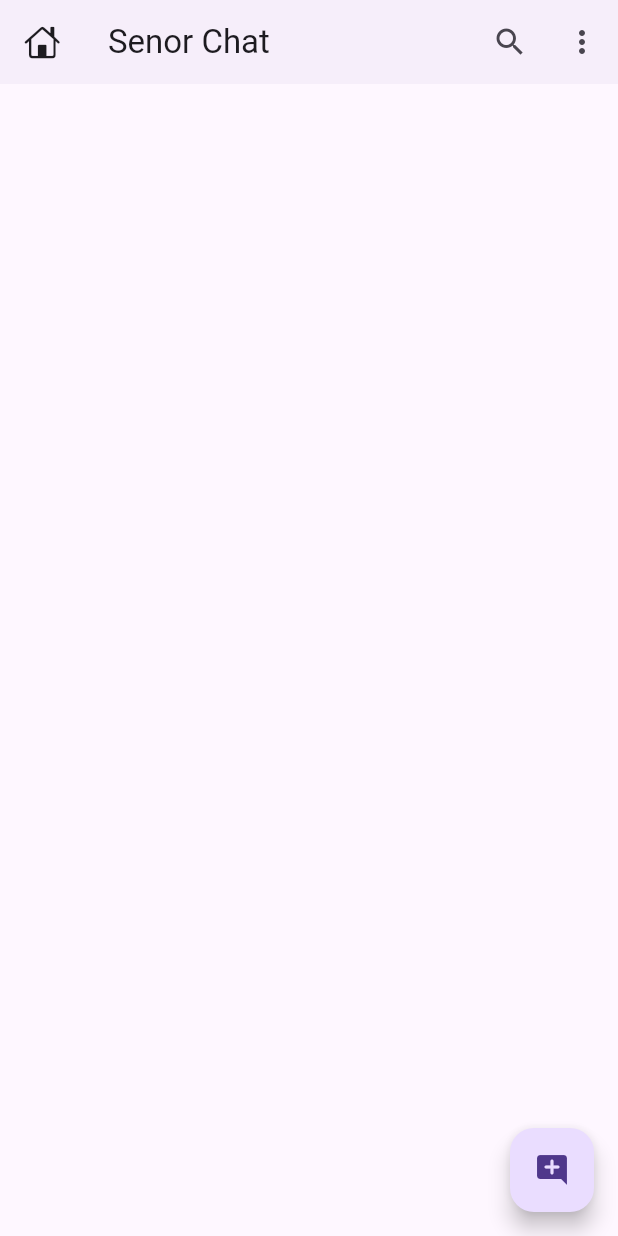
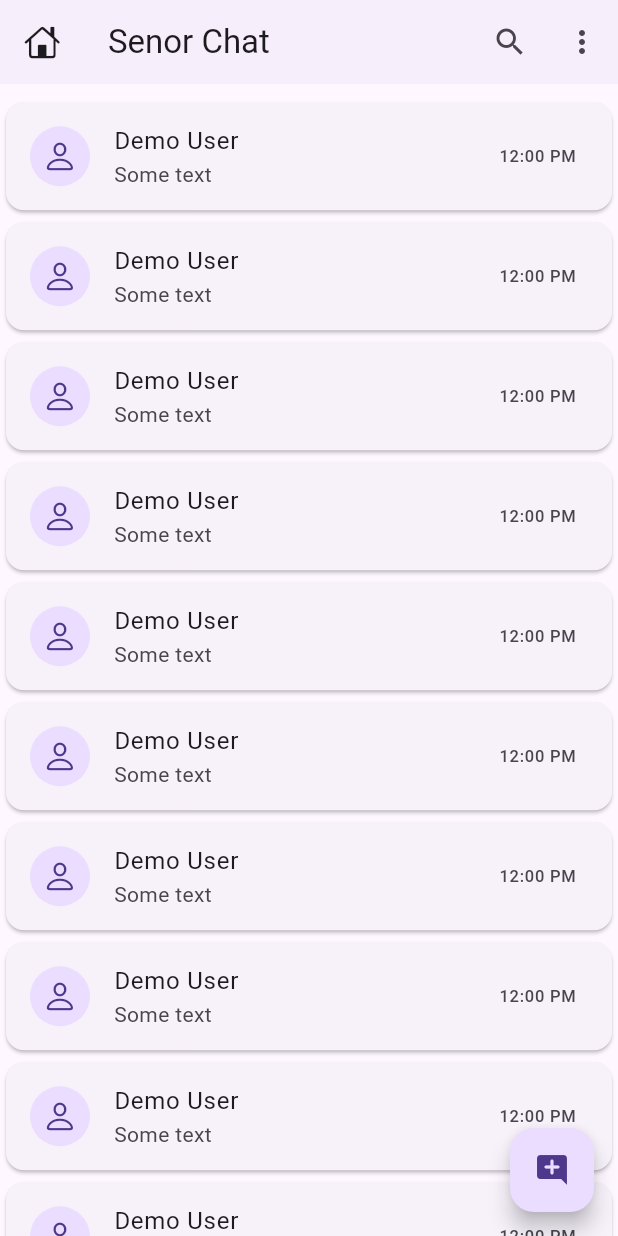
Before and after one commit to Nightcreatur/SenorChat, a Flutter app: the HomeScreen screen opened directly, on a phone screen of 412 x 824 dp. Run offline on Flutter 3.47's test engine with Material 2 defaults, Android fonts, the phone set to English and light mode, and no system bars; our stand-ins replace cloud_firestore, firebase_auth, firebase_core, google_sign_in; accounts and stored records are empty.

```diff
--- a/lib/screens/HomeScreen.dart
+++ b/lib/screens/HomeScreen.dart
@@ -1,3 +1,5 @@
+import 'package:chat_app/main.dart';
+import 'package:chat_app/widgets/chat_user_card.dart';
 import 'package:flutter/cupertino.dart';
 import 'package:flutter/material.dart';
 
@@ -9,7 +11,9 @@ class HomeScreen extends StatelessWidget {
     return Scaffold(
       appBar: AppBar(
         leading: const Icon(CupertinoIcons.home),
-        title: Text('Senor Chat'),
+        title: Text(
+          'Senor Chat',
+        ),
         actions: [
           IconButton(
             onPressed: () {},
@@ -18,6 +22,13 @@ class HomeScreen extends StatelessWidget {
           IconButton(onPressed: () {}, icon: Icon(Icons.more_vert)),
         ],
       ),
+      body: ListView.builder(
+          padding: EdgeInsets.only(top: mq.height * 0.01),
+          physics: BouncingScrollPhysics(),
+          itemCount: 12,
+          itemBuilder: (context, index) {
+            return ChatUserCard();
+          }),
       floatingActionButton: FloatingActionButton(
         onPressed: () {},
         child: Icon(Icons.add_comment_rounded),
--- /dev/null
+++ b/lib/widgets/chat_user_card.dart
@@ -0,0 +1,31 @@
+import 'package:flutter/cupertino.dart';
+import 'package:flutter/material.dart';
+
+class ChatUserCard extends StatefulWidget {
+  const ChatUserCard({super.key});
+
+  @override
+  State<ChatUserCard> createState() => _ChatUserCardState();
+}
+
+class _ChatUserCardState extends State<ChatUserCard> {
+  @override
+  Widget build(BuildContext context) {
+    return Card(
+      child: InkWell(
+        onTap: () {},
+        child: ListTile(
+          leading: CircleAvatar(
+            child: Icon(CupertinoIcons.person),
+          ),
+          title: const Text('Demo User'),
+          subtitle: const Text(
+            'Some text',
+            maxLines: 1,
+          ),
+          trailing: const Text('12:00 PM'),
+        ),
+      ),
+    );
+  }
+}
--- a/pubspec.yaml
+++ b/pubspec.yaml
@@ -34,6 +34,10 @@ dependencies:
   # The following adds the Cupertino Icons font to your application.
   # Use with the CupertinoIcons class for iOS style icons.
   cupertino_icons: ^1.0.2
+  firebase_core: ^2.13.1
+  google_sign_in: ^6.1.4
+  firebase_auth: ^4.6.2
+  cloud_firestore: ^4.8.1
 
 dev_dependencies:
   flutter_test:
```
Also changed, not shown: lib/api/api.dart (added, +8 -0 lines), lib/helper/dialogs.dart (added, +17 -0 lines), lib/main.dart (+19 -2 lines), lib/screens/SplashScreen.dart (added, +62 -0 lines), lib/screens/auth/LogInScreen.dart (+48 -1 lines), lib/firebase_options.dart (added), pubspec.lock, 23 other files.
